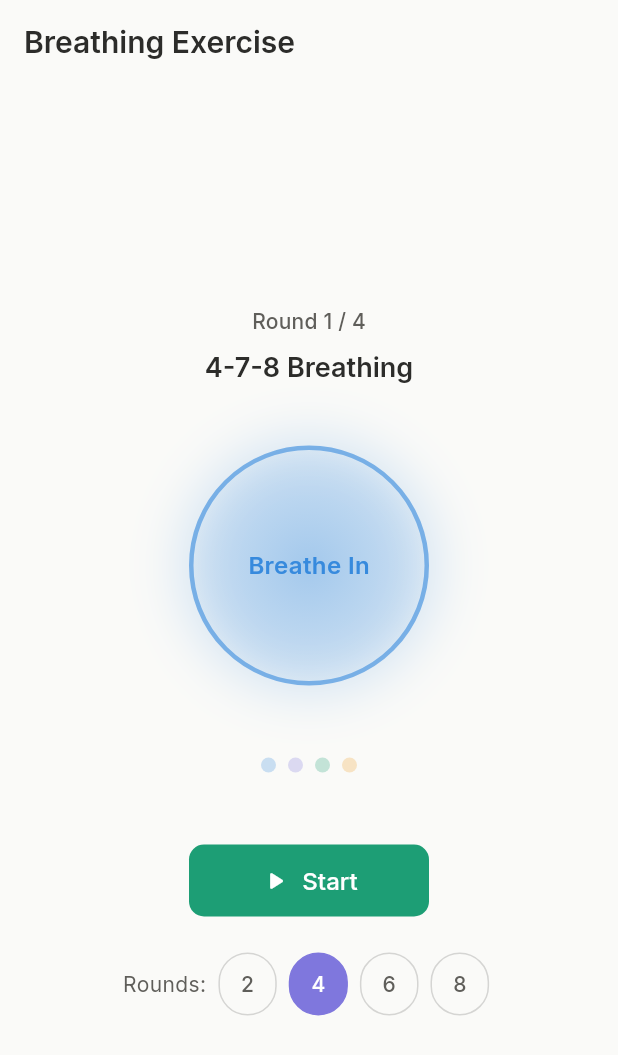
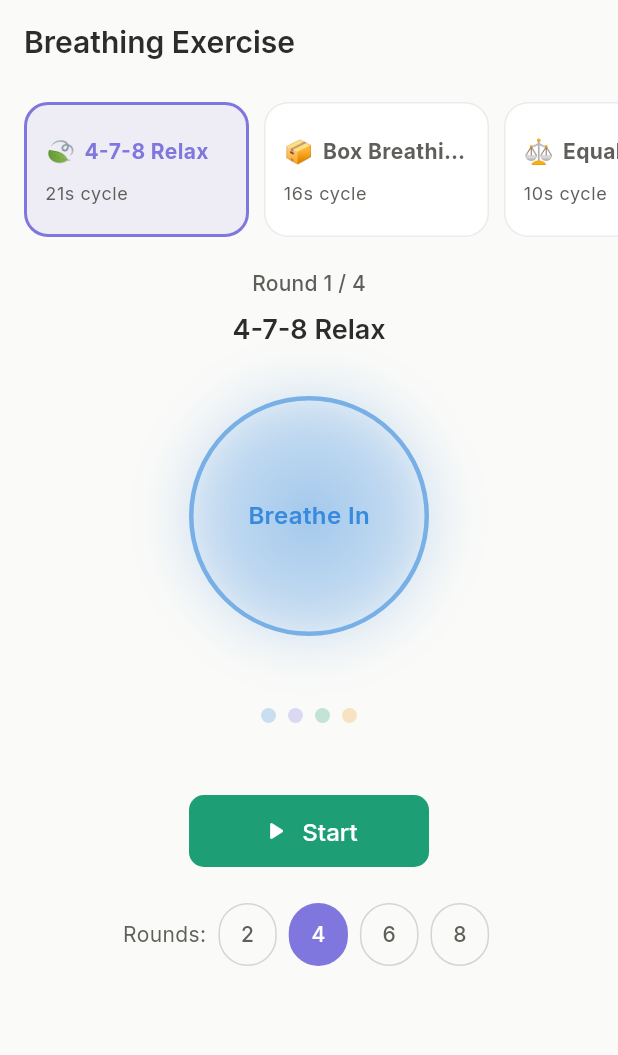
Before and after one commit to Pushpendra-7-ux/MindBloom, a Flutter app: the BreathingScreen screen opened by its route, on a phone screen of 412 x 824 dp. Shown: the top 1055 px of the screen. Run offline on Flutter 3.47's test engine with Material 3 defaults, Android fonts, the phone set to English and light mode, and no system bars; our stand-ins replace dio, fl_chart, flutter_map, flutter_riverpod, flutter_secure_storage, go_router and 4 more; accounts and stored records are empty.

Commit message:
feat(breathing): introduce breathing presets model and selection UI
- Add BreathingProgram & BreathingPhase data models with presets: 4-7-8, Box Breathing, Equal Breathing, Awakening Breath
- Build horizontal scrollable selector header on BreathingScreen
- Reset active breathing state when a new technique is selected

```diff
--- /dev/null
+++ b/mindbloom_app/lib/models/breathing_model.dart
@@ -0,0 +1,147 @@
+import 'package:flutter/material.dart';
+import '../config/theme.dart';
+
+class BreathingPhase {
+  final String name;
+  final int duration;
+  final Color color;
+  final String instruction;
+
+  const BreathingPhase({
+    required this.name,
+    required this.duration,
+    required this.color,
+    required this.instruction,
+  });
+}
+
+class BreathingProgram {
+  final String id;
+  final String name;
+  final String description;
+  final String emoji;
+  final List<BreathingPhase> phases;
+
+  const BreathingProgram({
+    required this.id,
+    required this.name,
+    required this.description,
+    required this.emoji,
+    required this.phases,
+  });
+
+  int get totalDuration => phases.fold(0, (sum, phase) => sum + phase.duration);
+
+  static final List<BreathingProgram> presets = [
+    BreathingProgram(
+      id: '478',
+      name: '4-7-8 Relax',
+      description: 'Natural tranquilizer for the nervous system.',
+      emoji: '🍃',
+      phases: [
+        const BreathingPhase(
+          name: 'Breathe In',
+          duration: 4,
+          color: AppColors.calmBlue,
+          instruction: 'Inhale deeply through your nose, expanding your chest.',
+        ),
+        const BreathingPhase(
+          name: 'Hold',
+          duration: 7,
+          color: AppColors.primaryPurple,
+          instruction: 'Hold your breath and find stillness within.',
+        ),
+        const BreathingPhase(
+          name: 'Breathe Out',
+          duration: 8,
+          color: AppColors.softGreen,
+          instruction: 'Exhale completely with a whoosh sound through your mouth.',
+        ),
+        const BreathingPhase(
+          name: 'Hold',
+          duration: 2,
+          color: AppColors.warmAmber,
+          instruction: 'Pause briefly before the next round.',
+        ),
+      ],
+    ),
+    BreathingProgram(
+      id: 'box',
+      name: 'Box Breathing',
+      description: 'Used by Navy SEALs to clear mind & relieve stress.',
+      emoji: '📦',
+      phases: [
+        const BreathingPhase(
+          name: 'Breathe In',
+          duration: 4,
+          color: AppColors.calmBlue,
+          instruction: 'Inhale slowly for 4 seconds.',
+        ),
+        const BreathingPhase(
+          name: 'Hold',
+          duration: 4,
+          color: AppColors.primaryPurple,
+          instruction: 'Hold the air in your lungs for 4 seconds.',
+        ),
+        const BreathingPhase(
+          name: 'Breathe Out',
+          duration: 4,
+          color: AppColors.softGreen,
+          instruction: 'Exhale slowly for 4 seconds.',
+        ),
+        const BreathingPhase(
+          name: 'Hold Empty',
+          duration: 4,
+          color: AppColors.warmAmber,
+          instruction: 'Rest with empty lungs for 4 seconds.',
+        ),
+      ],
+    ),
+    BreathingProgram(
+      id: 'equal',
+      name: 'Equal Breathing',
+      description: 'Balances energy & increases focus.',
+      emoji: '⚖️',
+      phases: [
+        const BreathingPhase(
+          name: 'Breathe In',
+          duration: 5,
+          color: AppColors.calmBlue,
+          instruction: 'Inhale slowly and steadily.',
+        ),
+        const BreathingPhase(
+          name: 'Breathe Out',
+          duration: 5,
+          color: AppColors.softGreen,
+          instruction: 'Exhale with the same depth and duration.',
+        ),
+      ],
+    ),
+    BreathingProgram(
+      id: 'awake',
+      name: 'Awakening Breath',
+      description: 'Boosts alertness and revitalizes body.',
+      emoji: '⚡',
+      phases: [
+        const BreathingPhase(
+          name: 'Breathe In',
+          duration: 6,
+          color: AppColors.coral,
+          instruction: 'Take a long, energizing inhalation.',
+        ),
+        const BreathingPhase(
+          name: 'Hold',
+          duration: 2,
+          color: AppColors.primaryPurple,
+          instruction: 'Hold briefly to absorb energy.',
+        ),
+        const BreathingPhase(
+          name: 'Breathe Out',
+          duration: 4,
+          color: AppColors.softGreen,
+          instruction: 'Exhale with power and force.',
+        ),
+      ],
+    ),
+  ];
+}
--- a/mindbloom_app/lib/screens/breathing/breathing_screen.dart
+++ b/mindbloom_app/lib/screens/breathing/breathing_screen.dart
@@ -1,6 +1,7 @@
 import 'dart:async';
 import 'package:flutter/material.dart';
 import '../../config/theme.dart';
+import '../../models/breathing_model.dart';
 import '../../widgets/custom_button.dart';
 
 class BreathingScreen extends StatefulWidget {
@@ -30,10 +31,12 @@ class _BreathingScreenState extends State<BreathingScreen> with TickerProviderSt
   ];
 
   int _secondsLeft = 4;
+  late BreathingProgram _selectedProgram;
 
   @override
   void initState() {
     super.initState();
+    _selectedProgram = BreathingProgram.presets.first;
     _breathController = AnimationController(
       vsync: this,
       duration: const Duration(seconds: 4),
@@ -159,9 +162,82 @@ class _BreathingScreenState extends State<BreathingScreen> with TickerProviderSt
 
     return Scaffold(
       appBar: AppBar(title: const Text('Breathing Exercise')),
-      body: Center(
-        child: Padding(
-          padding: const EdgeInsets.all(24),
+      body: Column(
+        children: [
+          // Program Selector
+          Container(
+            height: 90,
+            margin: const EdgeInsets.symmetric(vertical: 12),
+            child: ListView.builder(
+              scrollDirection: Axis.horizontal,
+              padding: const EdgeInsets.symmetric(horizontal: 16),
+              itemCount: BreathingProgram.presets.length,
+              itemBuilder: (context, idx) {
+                final prog = BreathingProgram.presets[idx];
+                final isSelected = prog.id == _selectedProgram.id;
+                return GestureDetector(
+                  onTap: () {
+                    if (_isRunning) _reset();
+                    setState(() {
+                      _selectedProgram = prog;
+                    });
+                  },
+                  child: Container(
+                    width: 150,
+                    margin: const EdgeInsets.only(right: 10),
+                    padding: const EdgeInsets.all(12),
+                    decoration: BoxDecoration(
+                      color: isSelected
+                          ? AppColors.primaryPurple.withValues(alpha: 0.1)
+                          : Theme.of(context).cardTheme.color,
+                      borderRadius: BorderRadius.circular(16),
+                      border: Border.all(
+                        color: isSelected
+                            ? AppColors.primaryPurple
+                            : Theme.of(context).brightness == Brightness.dark
+                                ? Colors.white.withValues(alpha: 0.1)
+                                : Colors.black.withValues(alpha: 0.08),
+                        width: isSelected ? 2 : 1,
+                      ),
+                    ),
+                    child: Column(
+                      mainAxisAlignment: MainAxisAlignment.center,
+                      crossAxisAlignment: CrossAxisAlignment.start,
+                      children: [
+                        Row(
+                          children: [
+                            Text(prog.emoji, style: const TextStyle(fontSize: 16)),
+                            const SizedBox(width: 6),
+                            Expanded(
+                              child: Text(
+                                prog.name,
+                                style: Theme.of(context).textTheme.bodyMedium?.copyWith(
+                                      fontWeight: FontWeight.bold,
+                                      color: isSelected ? AppColors.primaryPurple : null,
+                                    ),
+                                maxLines: 1,
+                                overflow: TextOverflow.ellipsis,
+                              ),
+                            ),
+                          ],
+                        ),
+                        const SizedBox(height: 4),
+                        Text(
+                          '${prog.totalDuration}s cycle',
+                          style: Theme.of(context).textTheme.bodySmall?.copyWith(
+                                color: AppColors.textSecondary,
+                              ),
+                        ),
+                      ],
+                    ),
+                  ),
+                );
+              },
+            ),
+          ),
+          Expanded(
+            child: SingleChildScrollView(
+              padding: const EdgeInsets.symmetric(horizontal: 24, vertical: 8),
               child: Column(
                 mainAxisAlignment: MainAxisAlignment.center,
                 children: [
@@ -176,10 +252,10 @@ class _BreathingScreenState extends State<BreathingScreen> with TickerProviderSt
 
                   // Technique label
                   Text(
-                '4-7-8 Breathing',
+                    _selectedProgram.name,
                     style: Theme.of(context).textTheme.headlineSmall?.copyWith(fontWeight: FontWeight.w600),
                   ),
-              const SizedBox(height: 40),
+                  const SizedBox(height: 32),
 
                   // Breathing circle
                   AnimatedBuilder(
@@ -318,6 +394,8 @@ class _BreathingScreenState extends State<BreathingScreen> with TickerProviderSt
               ),
             ),
           ),
+        ],
+      ),
     );
   }
 }
```
Lines whose indentation alone changed are shown as unchanged.
